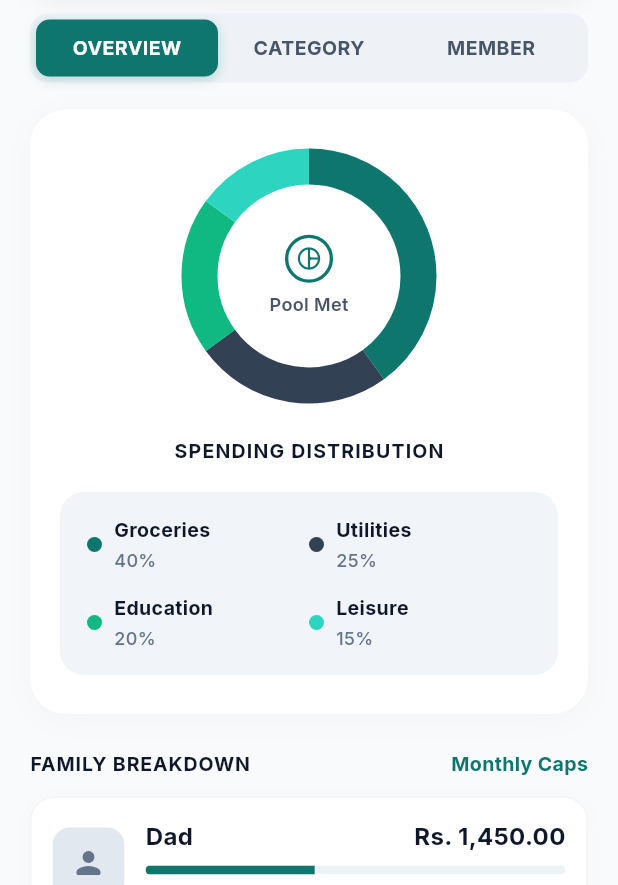
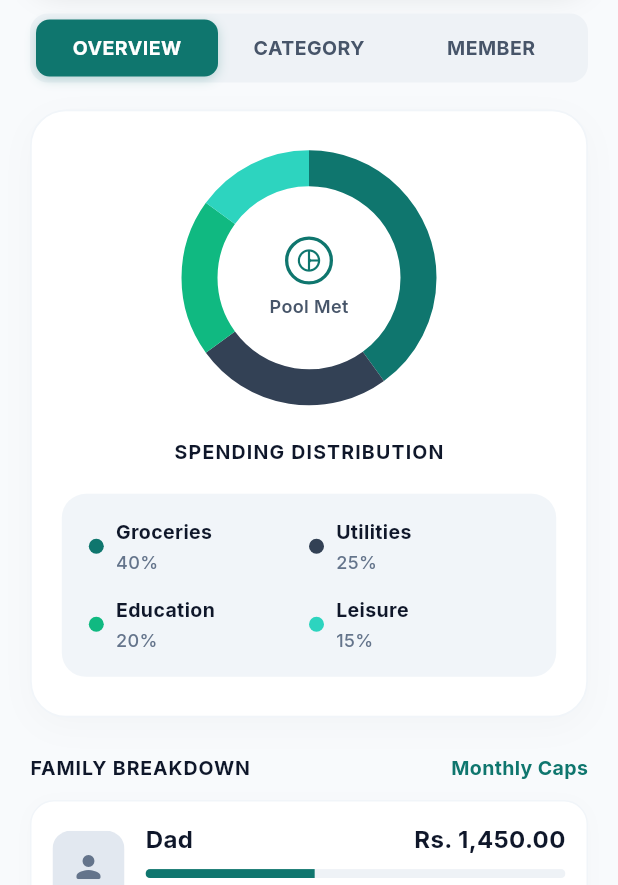
Before and after one commit to justtnikiyaa/family_budget_app, a Flutter app: the DashboardScreen screen opened directly, on a phone screen of 412 x 824 dp. Shown: the part 351-1236 px from the top of the screen. Run offline on Flutter 3.47's test engine with Material 3 defaults, Android fonts, the phone set to English and light mode, and no system bars; our stand-ins replace cloud_firestore, firebase_auth, firebase_core, google_fonts; accounts and stored records are empty; network calls fail.

Commit message:
refactor(dashboard): refine typography, shadows, card padding and scroll physics

```diff
--- a/lib/screens/dashboard/dashboard_screen.dart
+++ b/lib/screens/dashboard/dashboard_screen.dart
@@ -328,12 +328,15 @@
               final gAmount = categoryTotals['Groceries'] ?? categoryTotals['Food & Dining'] ?? (totalExpenses * 0.40);
               final uAmount = categoryTotals['Utilities & Bills'] ?? categoryTotals['Utilities'] ?? (totalExpenses * 0.25);
               final eAmount = categoryTotals['Education'] ?? (totalExpenses * 0.20);
-              final lAmount = categoryTotals['Entertainment'] ?? categoryTotals['Shopping'] ?? (totalExpenses * 0.15);
+              final lAmount = categoryTotals['Entertainment'] ??
+                  categoryTotals['Shopping'] ??
+                  categoryTotals['Leisure'] ??
+                  (totalExpenses * 0.15);
 
               final gPct = (gAmount / totalExpenses * 100).round().clamp(5, 70);
               final uPct = (uAmount / totalExpenses * 100).round().clamp(5, 50);
               final ePct = (eAmount / totalExpenses * 100).round().clamp(5, 40);
-              final lPct = (100 - gPct - uPct - ePct).clamp(5, 40);
+              final lPct = (lAmount / totalExpenses * 100).round().clamp(5, 40);
 
               groceriesPercent = '$gPct%';
               utilitiesPercent = '$uPct%';
@@ -364,7 +367,8 @@
             final momProgress = (momSpent / momLimit).clamp(0.0, 1.0);
 
             return SingleChildScrollView(
-              padding: const EdgeInsets.symmetric(horizontal: 20.0, vertical: 12.0),
+              physics: const BouncingScrollPhysics(parent: AlwaysScrollableScrollPhysics()),
+              padding: const EdgeInsets.fromLTRB(20.0, 12.0, 20.0, 36.0),
               child: Column(
                 crossAxisAlignment: CrossAxisAlignment.stretch,
                 children: [
@@ -625,11 +629,12 @@
                       decoration: BoxDecoration(
                         color: Colors.white,
                         borderRadius: BorderRadius.circular(24),
+                        border: Border.all(color: const Color(0xFFF1F5F9), width: 1.2),
                         boxShadow: const [
                           BoxShadow(
                             color: Color(0x06000000),
-                            blurRadius: 16,
-                            offset: Offset(0, 4),
+                            blurRadius: 18,
+                            offset: Offset(0, 6),
                           ),
                         ],
                       ),
```
